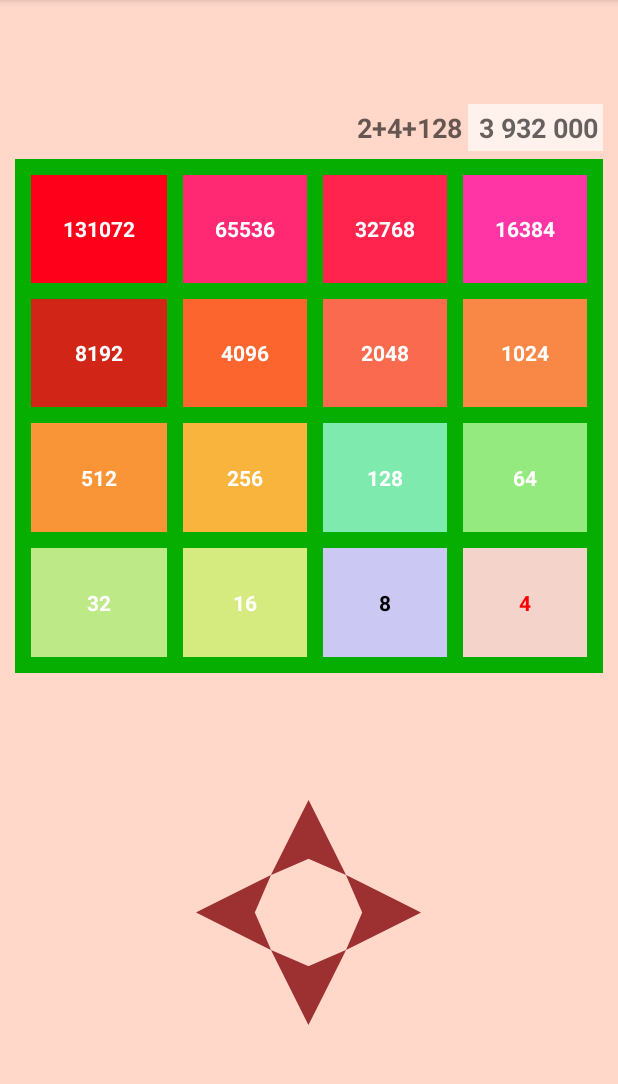
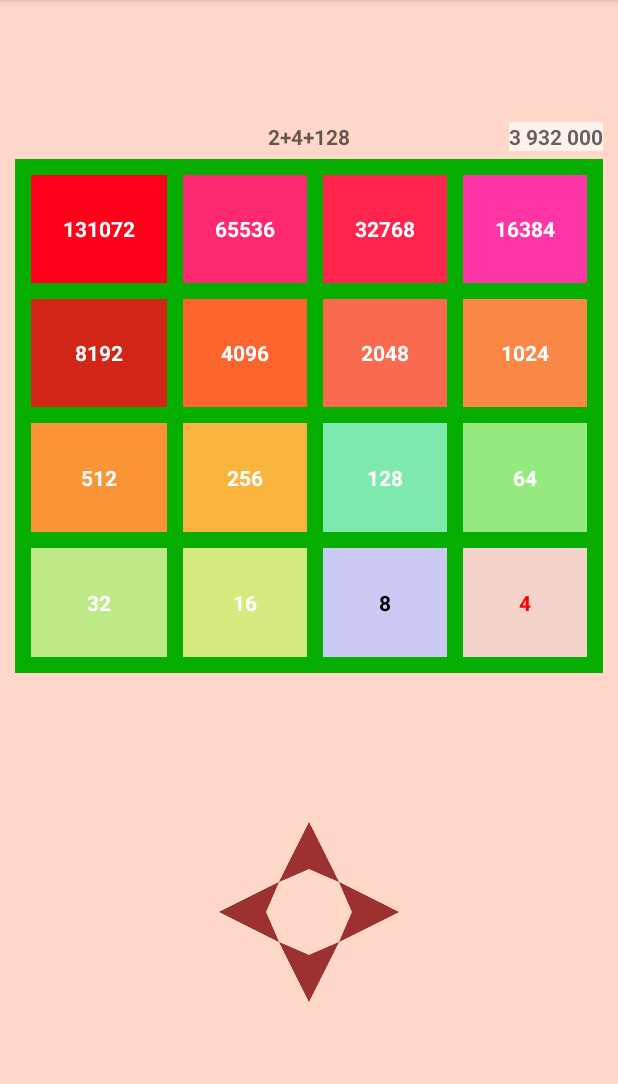
Before and after one commit to devsprite/My2048, an Android app: the screen it shows after launch (MainActivity), on a phone screen of 412 x 824 dp, the part 84-1168 px from its top. Run offline under Robolectric (Android 15) with nearby library versions, the phone set to English and light mode, and no system bars.

Commit message:
Mise à jour : Ajustement des layouts

```diff
--- a/app/src/main/java/lopezdominique/lecnamnfa024lopezdmy2048/MainActivity.java
+++ b/app/src/main/java/lopezdominique/lecnamnfa024lopezdmy2048/MainActivity.java
@@ -212,8 +212,8 @@ public class MainActivity extends ActionBarActivity {
         lBoard = boardLayout.getWidth();
 
         wBoard = (int)(80*(lBoard/hGlobal));
-        wScore = (int)(0.25*(100-wBoard));
-        wControl = (int)(0.75*(100-wBoard));
+        wScore = (int)(0.30*(100-wBoard));
+        wControl = (int)(0.70*(100-wBoard));
 
         controlLayoutParams.weight = wControl;
         controlLayout.setLayoutParams(controlLayoutParams);
--- a/app/src/main/res/layout/activity_main.xml
+++ b/app/src/main/res/layout/activity_main.xml
@@ -31,32 +31,31 @@
 
             <TextView
                 android:id="@+id/scoreTV"
-                android:layout_width="90dp"
+                android:layout_width="wrap_content"
                 android:layout_height="wrap_content"
                 android:textAppearance="?android:attr/textAppearanceMedium"
                 android:text="0"
                 android:layout_alignParentBottom="true"
                 android:layout_alignParentRight="true"
                 android:layout_alignParentEnd="true"
-                android:textSize="18sp"
+                android:textSize="14dp"
                 android:gravity="right"
                 android:textStyle="bold"
                 android:background="#AAFFFFFF"
-                android:padding="3dp" />
+                android:padding="0dp" />
 
             <TextView
                 android:id="@+id/lastTPV"
-                android:layout_width="100dp"
+                android:layout_width="wrap_content"
                 android:layout_height="wrap_content"
                 android:textAppearance="?android:attr/textAppearanceMedium"
                 android:text="0"
                 android:gravity="right"
-                android:textSize="18sp"
+                android:textSize="14dp"
                 android:textStyle="bold"
-                android:padding="3dp"
-                android:layout_alignTop="@+id/scoreTV"
-                android:layout_toLeftOf="@+id/scoreTV"
-                android:layout_toStartOf="@+id/scoreTV" />
+                android:padding="0dp"
+                android:layout_below="@+id/bestTRB"
+                android:layout_centerHorizontal="true" />
 
             <RatingBar
                 android:id="@+id/bestTRB"
@@ -277,18 +276,19 @@
 
         <ImageButton
             android:id="@+id/buttonU"
-            android:layout_width="50dp"
-            android:layout_height="50dp"
+            android:layout_width="40dp"
+            android:layout_height="40dp"
             android:src="@drawable/up"
             android:scaleType="fitCenter"
             android:background="@android:color/transparent"
             android:layout_above="@+id/buttonL"
-            android:layout_centerHorizontal="true" />
+            android:layout_centerHorizontal="true"
+            android:backgroundTint="@color/colBT" />
 
         <ImageButton
             android:id="@+id/buttonD"
-            android:layout_width="50dp"
-            android:layout_height="50dp"
+            android:layout_width="40dp"
+            android:layout_height="40dp"
             android:src="@drawable/down"
             android:scaleType="fitCenter"
             android:background="@android:color/transparent"
@@ -298,8 +298,8 @@
 
         <ImageButton
             android:id="@+id/buttonR"
-            android:layout_width="50dp"
-            android:layout_height="50dp"
+            android:layout_width="40dp"
+            android:layout_height="40dp"
             android:src="@drawable/right"
             android:scaleType="fitCenter"
             android:background="@android:color/transparent"
@@ -309,8 +309,8 @@
 
         <ImageButton
             android:id="@+id/buttonL"
-            android:layout_width="50dp"
-            android:layout_height="50dp"
+            android:layout_width="40dp"
+            android:layout_height="40dp"
             android:src="@drawable/left"
             android:scaleType="fitCenter"
             android:background="@android:color/transparent"
```
